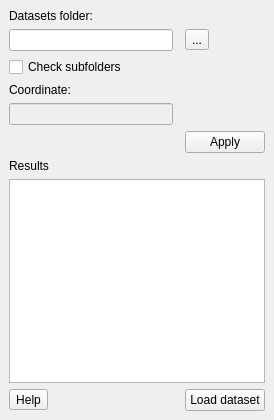
Above: find_dataset_dockwidget_base.ui from lcalisto/qgis-finddataset-plugin before the change. Below: the same form after it.
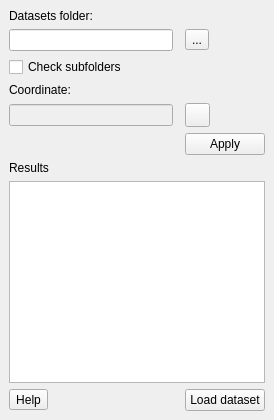
That is the form after the change.

Commit message: Added target button to activate and deactivate get map coordinates

What changed in the file:
```diff
--- a/find_dataset_dockwidget_base.ui
+++ b/find_dataset_dockwidget_base.ui
@@ -111,6 +111,25 @@
       </property>
      </widget>
     </item>
+    <item row="7" column="3">
+     <widget class="QToolButton" name="captureButton">
+      <property name="text">
+       <string/>
+      </property>
+      <property name="iconSize">
+       <size>
+        <width>17</width>
+        <height>17</height>
+       </size>
+      </property>
+      <property name="checkable">
+       <bool>true</bool>
+      </property>
+      <property name="checked">
+       <bool>false</bool>
+      </property>
+     </widget>
+    </item>
    </layout>
   </widget>
  </widget>
```
The commit also changes 6 other files.
